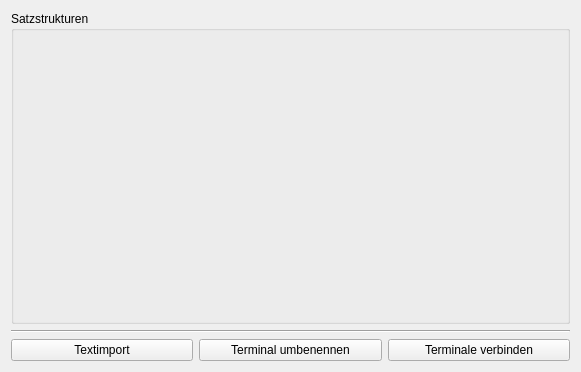
The window that simon/src/simonmodelmanagementui/grammarsettingsdlg.ui (KDE/simon) describes before a commit, drawn with Qt 5.
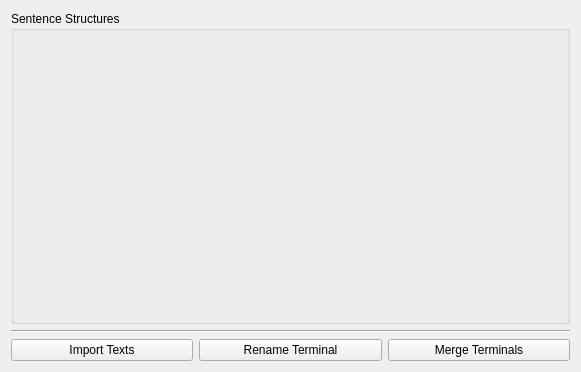
The same window after the commit. Icons and pictures are not drawn. Custom widgets are drawn as their Qt base class.

Patch:
```diff
--- a/simon/src/simonmodelmanagementui/grammarsettingsdlg.ui
+++ b/simon/src/simonmodelmanagementui/grammarsettingsdlg.ui
@@ -21,7 +21,7 @@
    <item>
     <widget class="KEditListBox" name="kcfg_GrammarStructures" >
      <property name="title" >
-      <string>Satzstrukturen</string>
+      <string>Sentence Structures</string>
      </property>
      <property name="buttons" >
       <set>KEditListBox::Add|KEditListBox::Remove</set>
@@ -40,7 +40,7 @@
      <item>
       <widget class="KPushButton" name="pbImportTexts" >
        <property name="text" >
-        <string>Textimport</string>
+        <string>Import Texts</string>
        </property>
        <property name="checkable" >
         <bool>false</bool>
@@ -50,7 +50,7 @@
      <item>
       <widget class="KPushButton" name="pbRename" >
        <property name="text" >
-        <string>Terminal umbenennen</string>
+        <string>Rename Terminal</string>
        </property>
        <property name="checkable" >
         <bool>false</bool>
@@ -60,7 +60,7 @@
      <item>
       <widget class="KPushButton" name="pbMerge" >
        <property name="text" >
-        <string>Terminale verbinden</string>
+        <string>Merge Terminals</string>
        </property>
        <property name="checkable" >
         <bool>false</bool>
```
